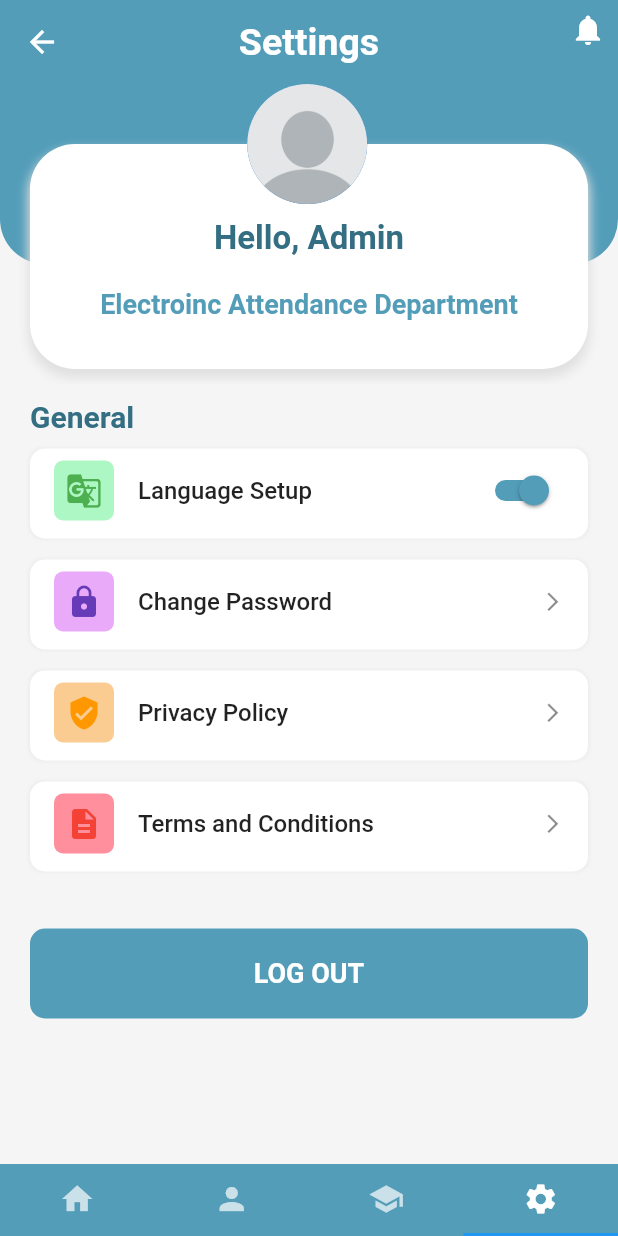
After one commit to ShamsHamdan/Smart-Attendance-Monitoring-System-Using-Face-Recognition-Technology, a Flutter app: the TabNavigation screen opened by its route, item 4 of the bottom bar chosen, on a phone screen of 412 x 824 dp. The commit adds this screen. Run offline on Flutter 3.47's test engine with Material 2 defaults, Android fonts, the light colour scheme and no system bars; our stand-ins replace get.

Commit message:
settings admin

```diff
--- a/lib/constants.dart
+++ b/lib/constants.dart
@@ -2,3 +2,4 @@ import 'package:flutter/material.dart';
 
 const kPrimaryColor = Color.fromRGBO(83, 157, 185, 1);
 const kTranstionDuration = Duration(microseconds: 250);
+const PrimaryColor = Color.fromRGBO(51, 110, 131, 1);
--- /dev/null
+++ b/lib/features/adminNav/presentation/views/TabNav.dart
@@ -0,0 +1,34 @@
+import 'package:first_version/constants.dart';
+import 'package:first_version/features/adminNav/presentation/views/widgets/courseAdmin.dart';
+import 'package:first_version/features/adminNav/presentation/views/widgets/homeAdmin.dart';
+import 'package:first_version/features/adminNav/presentation/views/widgets/settingsAdmin.dart';
+import 'package:first_version/features/adminNav/presentation/views/widgets/teachersAdmin.dart';
+import 'package:flutter/material.dart';
+
+class TabNavigation extends StatelessWidget {
+@override
+Widget build(BuildContext context) {
+return DefaultTabController(
+length: 4,
+child: Scaffold(
+body: TabBarView(
+children: <Widget>[
+HomeAdmin(),
+TeacherAdmin(),
+CourseAdmin(),
+SettingsAdmin(),
+],
+),
+bottomNavigationBar: Material(
+color: kPrimaryColor,
+child: TabBar(tabs: const <Widget>[
+Tab(icon: Icon(Icons.home)),
+Tab(icon: Icon(Icons.person)),
+Tab(icon: Icon(Icons.school)),
+Tab(icon: Icon(Icons.settings))
+]),
+),
+),
+);
+}
+}
--- /dev/null
+++ b/lib/features/adminNav/presentation/views/widgets/courseAdmin.dart
@@ -0,0 +1,15 @@
+import 'package:flutter/material.dart';
+
+class CourseAdmin extends StatefulWidget {
+  const CourseAdmin({super.key});
+
+  @override
+  State<CourseAdmin> createState() => _CourseAdminState();
+}
+
+class _CourseAdminState extends State<CourseAdmin> {
+  @override
+  Widget build(BuildContext context) {
+    return Container();
+  }
+}
--- /dev/null
+++ b/lib/features/adminNav/presentation/views/widgets/homeAdmin.dart
@@ -0,0 +1,15 @@
+import 'package:flutter/material.dart';
+
+class HomeAdmin extends StatefulWidget {
+  const HomeAdmin({super.key});
+
+  @override
+  State<HomeAdmin> createState() => _HomeAdminState();
+}
+
+class _HomeAdminState extends State<HomeAdmin> {
+  @override
+  Widget build(BuildContext context) {
+    return Container();
+  }
+}
--- /dev/null
+++ b/lib/features/adminNav/presentation/views/widgets/settingsAdmin.dart
@@ -0,0 +1,269 @@
+import 'package:first_version/constants.dart';
+import 'package:first_version/core/utils/assets.dart';
+import 'package:flutter/material.dart';
+
+class SettingsAdmin extends StatelessWidget {
+  const SettingsAdmin({super.key});
+
+  @override
+  Widget build(BuildContext context) {
+    return Scaffold(
+      backgroundColor: Colors.grey[100],
+      appBar: AppBar(
+        elevation: 0,
+        backgroundColor: kPrimaryColor,
+        title: Text('Settings' ,style: TextStyle(
+                      fontWeight: FontWeight.bold,
+                      fontSize: 25,color: Colors.white)),
+        centerTitle: true,
+        leading: Icon(Icons.arrow_back),
+        actions: [
+          Padding(
+            padding: const EdgeInsets.all(8.0),
+            child: Stack(
+              children: [
+                Icon(Icons.notifications),
+                Positioned(
+                  top: 0,
+                  right: 0,
+                  child: Container(
+                    width: 5,
+                    height: 5,
+                    decoration: BoxDecoration(
+                        shape: BoxShape.circle, color: kPrimaryColor),
+                  ),
+                )
+              ],
+            ),
+          )
+        ],
+      ),
+      body: Column(
+        crossAxisAlignment: CrossAxisAlignment.start,
+        children: [
+          SizedBox(
+            height: 200,
+            child: Stack(
+              children: [
+                Container(
+                  width: double.infinity,
+                  height: 120,
+                  decoration: BoxDecoration(
+                      color: kPrimaryColor,
+                      borderRadius: BorderRadius.only(
+                          bottomRight: Radius.circular(30),
+                          bottomLeft: Radius.circular(30))),
+                ),
+                Positioned(
+                  top: 40,
+                  left: 20,
+                  right: 20,
+                  child: Container(
+                    // width: MediaQuery.of(context).size.width*0.8,
+                    height: 150,
+                    decoration: BoxDecoration(
+                        color: Colors.white,
+                        borderRadius: BorderRadius.circular(30),
+                        boxShadow: [
+                          BoxShadow(
+                              color: Colors.grey.shade300,
+                              blurRadius: 5,
+                              spreadRadius: 1,
+                              offset: Offset(0, 5.0)),
+                        ]),
+                    child: SizedBox(
+                      height: 60,
+                      child: Column(
+                        children: [
+                          SizedBox(
+                            height: 50,
+                          ),
+                          Text(
+                            'Hello, Admin',
+                            style: TextStyle(
+                                fontWeight: FontWeight.bold,
+                                fontSize: 22,
+                                color: Color.fromRGBO(51, 110, 131, 1)),
+                          ),
+                          SizedBox(
+                            height: 10,
+                          ),
+                          // Text(
+                          //   '+91 9876543210',
+                          //   style: TextStyle(
+                          //       fontWeight: FontWeight.w500,
+                          //       fontSize: 16,
+                          //       color: Color(0xff065e54)),
+                          // ),
+                          SizedBox(
+                            height: 10,
+                          ),
+                          Text(
+                            "Electroinc Attendance Department",
+                            style: TextStyle(
+                              fontSize: 18,
+                              fontWeight: FontWeight.bold,
+                              color:kPrimaryColor,
+                            ),
+                          ),
+                        ],
+                      ),
+                    ),
+                  ),
+                ),
+                Positioned(
+                  left: MediaQuery.of(context).size.width * 0.4,
+                  // right: 130,
+                  // left: 130,
+                  top: 0,
+                  child: CircleAvatar(
+                    backgroundImage:AssetImage('assets/images/blank-profile-picture-973460_1280.png'),
+                    radius: 40,
+                  ),
+                ),
+              ],
+            ),
+          ),
+          Expanded(
+            child: Container(
+              padding: EdgeInsets.only(left: 20, right: 20, top: 10),
+              color: Colors.grey[100],
+              child: Column(
+                crossAxisAlignment: CrossAxisAlignment.start,
+                children: [
+                  Text(
+                    "General",
+                    style: TextStyle(
+                      fontWeight: FontWeight.bold,
+                      fontSize: 20,
+                      color: Color.fromRGBO(51, 110, 131, 1),
+                    ),
+                  ),
+                  SizedBox(
+                    height: 10,
+                  ),
+                  SizedBox(
+                    height: 300,
+                    child: ListView.builder(
+                        itemCount: data.length,
+                        itemBuilder: (context, index) {
+                          return cards(context, index);
+                        }),
+                  ),
+                  SizedBox(
+                    height: 20,
+                  ),
+                  Container(
+                    width: MediaQuery.of(context).size.width * .95,
+                    height: 60,
+                    decoration: BoxDecoration(
+                        color: kPrimaryColor,
+                        borderRadius: BorderRadius.circular(10)),
+                    child: Center(
+                        child: Text(
+                      "LOG OUT",
+                      style:
+                          TextStyle(fontSize: 18, fontWeight: FontWeight.w600,color: Colors.white),
+                    )),
+                  )
+                ],
+              ),
+            ),
+          )
+        ],
+      ),
+    );
+  }
+
+  Widget cards(BuildContext context, int index) {
+    return Center(
+      child: Container(
+        margin: EdgeInsets.only(bottom: 14),
+        width: MediaQuery.of(context).size.width * .95,
+        height: 60,
+        decoration: BoxDecoration(
+            color: Colors.white,
+            borderRadius: BorderRadius.circular(10),
+            boxShadow: [
+              BoxShadow(
+                  color: Colors.grey.shade200, spreadRadius: 1, blurRadius: 1)
+            ]),
+        child: ListTile(
+          leading: Container(
+            width: 40,
+            height: 40,
+            decoration: BoxDecoration(
+              borderRadius: BorderRadius.circular(6),
+              color: data[index].iconBgColor,
+            ),
+            child: Icon(
+              data[index].icon,
+              color: data[index].iconColor,
+            ),
+          ),
+          title: Text(
+            data[index].label,
+            style: TextStyle(fontSize: 16, fontWeight: FontWeight.w500),
+          ),
+          trailing: data[index].trailing,
+        ),
+      ),
+    );
+  }
+}
+
+class Data {
+  final String label;
+  final Widget trailing;
+  final IconData icon;
+  final Color iconBgColor;
+  final Color iconColor;
+
+
+  Data(
+      {required this.label,
+      required this.trailing,
+      required this.icon,
+      required this.iconBgColor,
+        required this.iconColor
+      });
+}
+
+List<Data> data = [
+  Data(
+      label: "Language Setup",
+      trailing: Switch(
+        thumbColor: MaterialStatePropertyAll(kPrimaryColor),
+        activeTrackColor:kPrimaryColor,
+        inactiveTrackColor: Color(0xffadf7c4),
+        onChanged: (e) {
+
+        },
+        value: true,
+      ),
+      iconBgColor: Color(0xffadf7c4),
+      icon: Icons.g_translate,
+    iconColor: Colors.green
+  ),
+  Data(
+      label: "Change Password",
+      trailing: Icon(Icons.arrow_forward_ios, size: 15,),
+      iconBgColor: Color(0xffeaaafa),
+      icon:Icons.lock,
+    iconColor: Colors.deepPurple
+  ),
+  Data(
+      label: "Privacy Policy",
+      trailing: Icon(Icons.arrow_forward_ios, size: 15,),
+      iconBgColor: Color(0xfffacc91),
+      icon:Icons.verified_user,
+     iconColor: Colors.orange
+  ),
+  Data(
+      label: "Terms and Conditions",
+      trailing: Icon(Icons.arrow_forward_ios, size: 15,),
+      iconBgColor: Color(0xffff8f9c),
+      icon:Icons.description,
+    iconColor: Colors.red
+  )
+];
--- /dev/null
+++ b/lib/features/adminNav/presentation/views/widgets/teachersAdmin.dart
@@ -0,0 +1,10 @@
+import 'package:flutter/material.dart';
+
+class TeacherAdmin extends StatelessWidget {
+  const TeacherAdmin({super.key});
+
+  @override
+  Widget build(BuildContext context) {
+    return Container();
+  }
+}
--- a/lib/features/adminlogin/presentation/views/widgets/signinAdmin.dart
+++ b/lib/features/adminlogin/presentation/views/widgets/signinAdmin.dart
@@ -75,7 +75,9 @@ class SignIn extends StatelessWidget {
                 ),
 
                 ElevatedButton(
-                  onPressed: () {},
+                  onPressed: () {
+                    Navigator.pushNamed(context, "/homeadmin");
+                  },
                   style: ButtonStyle(
                     backgroundColor: MaterialStateProperty.all(kPrimaryColor),
                     padding: MaterialStateProperty.all(
--- a/lib/features/adminlogin/presentation/views/widgets/singupAdmin.dart
+++ b/lib/features/adminlogin/presentation/views/widgets/singupAdmin.dart
@@ -28,7 +28,7 @@ class SignUp extends StatelessWidget {
               mainAxisAlignment: MainAxisAlignment.spaceEvenly,
               children: <Widget>[
                 Text(
-                  "Signin",
+                  "Signup",
                   style: TextStyle(
                     fontSize: 30,
                     fontWeight: FontWeight.bold,
@@ -91,7 +91,9 @@ class SignUp extends StatelessWidget {
                 ),
 
                 ElevatedButton(
-                  onPressed: () {},
+                  onPressed: () {
+                    Navigator.pushNamed(context, "/homeadmin");
+                  },
                   style: ButtonStyle(
                     backgroundColor: MaterialStateProperty.all(kPrimaryColor),
                     padding: MaterialStateProperty.all(
@@ -100,7 +102,7 @@ class SignUp extends StatelessWidget {
                         borderRadius: BorderRadius.circular(27))),
                   ),
                   child: Text(
-                    "Signin",
+                    "Signup",
                     style: TextStyle(fontSize: 24),
                   ),
                 ),
--- a/lib/main.dart
+++ b/lib/main.dart
@@ -1,4 +1,5 @@
 import 'package:first_version/features/Splash/presentation/views/SplashView.dart';
+import 'package:first_version/features/adminNav/presentation/views/TabNav.dart';
 import 'package:first_version/features/adminlogin/presentation/views/widgets/admin_login_reg_body.dart';
 import 'package:first_version/features/getStarted/presentation/views/get_Started.dart';
 import 'package:first_version/features/loginTeacher/presentation/views/login_teacher.dart';
@@ -21,7 +22,8 @@ class smartAttendance extends StatelessWidget {
       routes: {
        // '/':(context) => const getStarted(),
         "/loginTeacher":(context) => const loginTeacher(),
-        "/loginAdmin":(context) => const adminLoginRegstrationBody()
+        "/loginAdmin":(context) => const adminLoginRegstrationBody(),
+        "/homeadmin":(context) => TabNavigation()
       },
     );
   }
```
Also changed, not shown: assets/images/blank-profile-picture-973460_1280.png (added).
